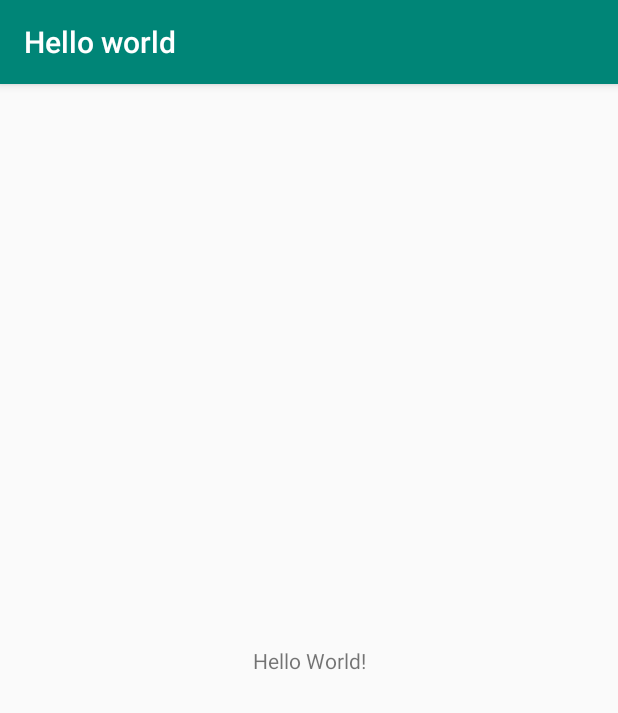
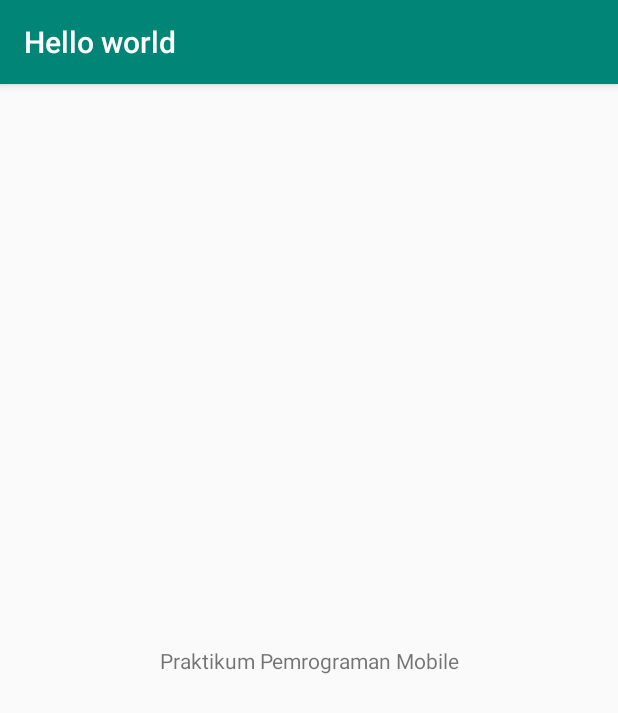
Before and after one commit to YonathanTobias/Hello_World01, an Android app: the screen it shows after launch (MainActivity), on a phone screen of 412 x 824 dp. Shown: the top 713 px of the screen. Run offline under Robolectric (Android 15) with nearby library versions, the phone set to English and light mode, and no system bars.

Commit message:
Merubah pesan menjadi Praktikum Pemrograman Mobile

```diff
--- a/app/src/main/java/com/example/helloworld/MainActivity.java
+++ b/app/src/main/java/com/example/helloworld/MainActivity.java
@@ -3,6 +3,7 @@ package com.example.helloworld;
 import androidx.appcompat.app.AppCompatActivity;
 
 import android.os.Bundle;
+import android.widget.Toast;
 
 public class MainActivity extends AppCompatActivity {
 
@@ -11,4 +12,40 @@ public class MainActivity extends AppCompatActivity {
         super.onCreate(savedInstanceState);
         setContentView(R.layout.activity_main);
     }
+
+    @Override
+    protected void onStart() {
+        super.onStart();
+        Toast.makeText(this, "App On Start", Toast.LENGTH_SHORT).show();
+    }
+
+    @Override
+    protected void onStop() {
+        super.onStop();
+        Toast.makeText(this, "App On Stop", Toast.LENGTH_SHORT).show();
+    }
+
+    @Override
+    protected void onRestart() {
+        super.onRestart();
+        Toast.makeText(this, "App On Restart", Toast.LENGTH_SHORT).show();
+    }
+
+    @Override
+    protected void onResume() {
+        super.onResume();
+        Toast.makeText(this, "App On Resume", Toast.LENGTH_SHORT).show();
+    }
+
+    @Override
+    protected void onPause() {
+        super.onPause();
+        Toast.makeText(this, "App On Pause", Toast.LENGTH_SHORT).show();
+    }
+
+    @Override
+    protected void onDestroy() {
+        super.onDestroy();
+        Toast.makeText(this, " App On Destory", Toast.LENGTH_SHORT).show();
+    }
 }
--- a/app/src/main/res/layout/activity_main.xml
+++ b/app/src/main/res/layout/activity_main.xml
@@ -9,7 +9,7 @@
     <TextView
         android:layout_width="wrap_content"
         android:layout_height="wrap_content"
-        android:text="Hello World!"
+        android:text="Praktikum Pemrograman Mobile"
         app:layout_constraintBottom_toBottomOf="parent"
         app:layout_constraintLeft_toLeftOf="parent"
         app:layout_constraintRight_toRightOf="parent"
```
